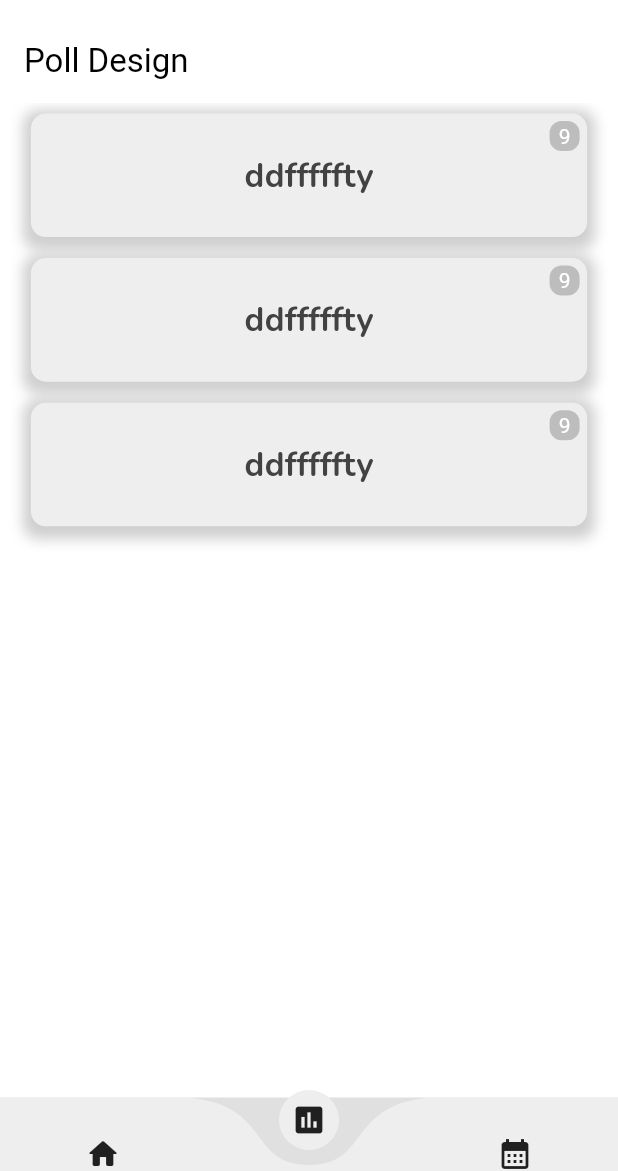
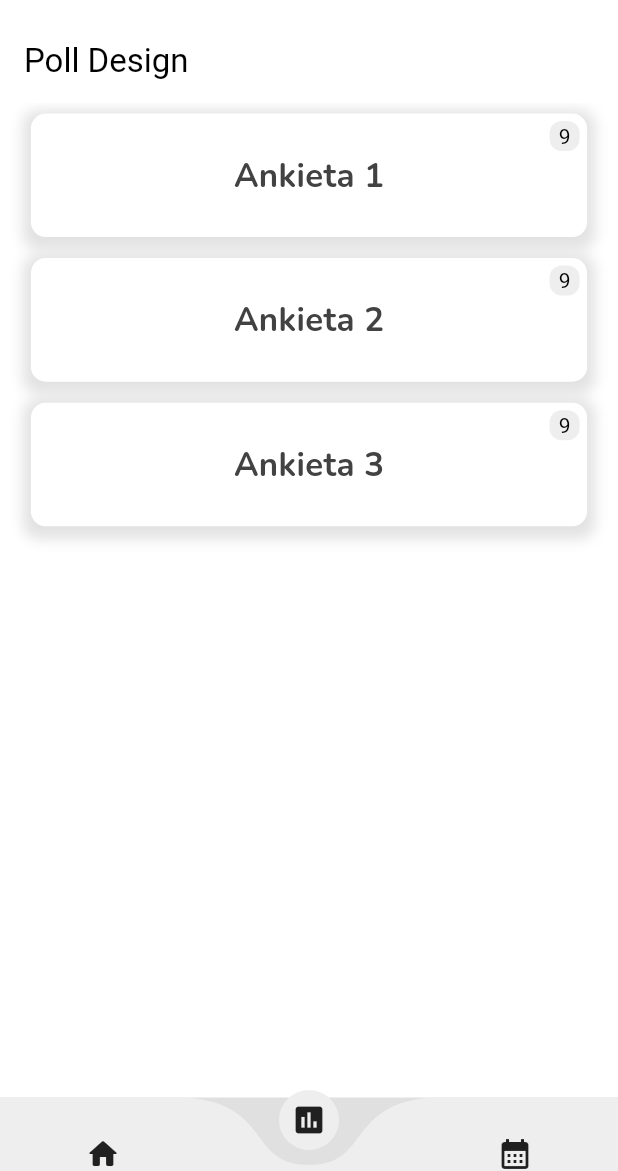
Before and after one commit to Duracyq/malachApp, a Flutter app: the screen it shows once a user with an empty profile is signed in, item 2 of the bottom bar chosen, on a phone screen of 412 x 824 dp, the part 65-1236 px from its top. Run offline on Flutter 3.47's test engine with Material 3 defaults, Android fonts, the phone set to English and light mode, and no system bars; drawn by our look-alikes of curved_navigation_bar; our stand-ins replace cached_network_image, cloud_firestore, firebase_auth, firebase_core, firebase_messaging, firebase_storage and 5 more; missing offline and left inert: dart:ffi, firebase_admin, firebase_app_check; accounts and stored records are empty.

Commit message:
Aktualizacja plików związanych z ankietami

```diff
--- a/workspaces/malachapp/lib/main.dart
+++ b/workspaces/malachapp/lib/main.dart
@@ -8,7 +8,7 @@ import 'package:malachapp/firebase_options.dart';
 import 'package:malachapp/pages/event_page.dart';
 import 'package:malachapp/pages/messaging_page.dart';
 import 'package:malachapp/pages/notification_subs_page.dart';
-import 'package:malachapp/pages/poll_page.dart';
+import 'package:malachapp/pages/Poll/poll_page.dart';
 import 'package:malachapp/themes/dark_mode.dart';
 import 'package:malachapp/themes/light_mode.dart';
 import 'package:firebase_core/firebase_core.dart';
@@ -57,7 +57,9 @@ class _MyAppState extends State<MyApp> {
           '/event': (context) => const EventListPage(),
           '/polls': (context) => const PollList(),
           '/notifications': (context) => NotificationsSubscriptionPage(),
-          '/messages_page': (context) => MessagingPage(groupId: '',),
+          '/messages_page': (context) => MessagingPage(
+                groupId: '',
+              ),
         },
       ),
     );
--- a/workspaces/malachapp/lib/pages/poll_list_design.dart
+++ b/workspaces/malachapp/lib/pages/Poll/poll_list_design.dart
@@ -1,8 +1,10 @@
 import 'package:flutter/material.dart';
 import 'package:malachapp/components/MyText.dart';
-import 'package:malachapp/pages/test_chwilowy.dart';
-
-import 'Poll.dart';
+import 'package:malachapp/pages/Poll/poll.dart';
+import 'package:malachapp/pages/Poll/test_chwilowy.dart';
+import 'package:malachapp/themes/dark_mode.dart';
+import 'package:malachapp/themes/theme_provider.dart';
+import 'package:provider/provider.dart';
 
 class PollDesign extends StatelessWidget {
   const PollDesign({super.key});
@@ -43,12 +45,21 @@ class PollDesign extends StatelessWidget {
                         margin: EdgeInsets.symmetric(vertical: 7),
                         decoration: BoxDecoration(
                           color:
-                              Colors.grey[200], // Zmieniono kolor na jasnoszary
+                              Provider.of<ThemeProvider>(context).themeData ==
+                                      darkMode
+                                  ? Colors.grey[700]
+                                  : Colors.white,
                           borderRadius: BorderRadius.circular(10),
                           boxShadow: [
                             // Dodano cień
                             BoxShadow(
-                              color: Colors.grey.withOpacity(0.5),
+                              color: Provider.of<ThemeProvider>(context)
+                                          .themeData ==
+                                      darkMode
+                                  ? (Colors.grey[750] ?? Colors.grey)
+                                      .withOpacity(0.3)
+                                  : Colors.grey.withOpacity(0.3),
+
                               spreadRadius: 5,
                               blurRadius: 7,
                               offset:
@@ -58,7 +69,7 @@ class PollDesign extends StatelessWidget {
                         ),
                         child: Center(
                           child: MyText(
-                            text: "ddfffffty", //!nazwa calej ankiety
+                            text: "Ankieta 1", //!nazwa calej ankiety
                             rozmiar: 22,
                             waga: FontWeight.w700,
                           ),
@@ -72,80 +83,17 @@ class PollDesign extends StatelessWidget {
                           height: 20,
                           alignment: Alignment.center,
                           decoration: BoxDecoration(
-                            color: Theme.of(context).colorScheme.onSecondary,
+                            color:
+                                Provider.of<ThemeProvider>(context).themeData ==
+                                        darkMode
+                                    ? Colors.grey[600]
+                                    : Colors.grey[200],
                             shape: BoxShape.rectangle,
                             borderRadius: BorderRadius.circular(8),
                           ),
                           child: Text(
                             '9', //! liczba osob w czacie
-                            style: TextStyle(color: Colors.white),
-                          ),
-                        ),
-                      ),
-                    ],
-                  ),
-                ),
-              ),
-            ),
-            Container(
-              width: screenWidth,
-              padding: const EdgeInsets.all(0),
-              alignment: Alignment.topCenter,
-              child: Padding(
-                padding: const EdgeInsets.all(0.0),
-                child: GestureDetector(
-                  onTap: () {
-                    Navigator.push(
-                      context,
-                      MaterialPageRoute(builder: (context) => SurveyScreen()),
-                    );
-                  },
-                  child: Stack(
-                    children: [
-                      Container(
-                        // Dodany kontener zawierający pytanie i odpowiedzi
-                        padding: EdgeInsets.all(10),
-                        height: screenHeight * 0.1,
-                        width: screenWidth * 0.9,
-                        margin: EdgeInsets.symmetric(vertical: 7),
-                        decoration: BoxDecoration(
-                          color:
-                              Colors.grey[200], // Zmieniono kolor na jasnoszary
-                          borderRadius: BorderRadius.circular(10),
-                          boxShadow: [
-                            // Dodano cień
-                            BoxShadow(
-                              color: Colors.grey.withOpacity(0.5),
-                              spreadRadius: 5,
-                              blurRadius: 7,
-                              offset:
-                                  Offset(0, 3), // changes position of shadow
-                            ),
-                          ],
-                        ),
-                        child: Center(
-                          child: MyText(
-                            text: "ddfffffty", //!nazwa calej ankiety
-                            rozmiar: 22,
-                            waga: FontWeight.w700,
-                          ),
-                        ),
-                      ),
-                      Positioned(
-                        right: 5,
-                        top: 12,
-                        child: Container(
-                          width: 20,
-                          height: 20,
-                          alignment: Alignment.center,
-                          decoration: BoxDecoration(
-                            color: Theme.of(context).colorScheme.onSecondary,
-                            shape: BoxShape.rectangle,
-                            borderRadius: BorderRadius.circular(8),
-                          ),
-                          child: Text(
-                            '9', //! liczba osob w czacie
-                            style: TextStyle(color: Colors.white),
+                            style: TextStyle(color: Colors.black),
                           ),
                         ),
                       ),
@@ -165,7 +113,7 @@ class PollDesign extends StatelessWidget {
                     Navigator.push(
                       context,
                       MaterialPageRoute(
-                        builder: (context) => PollDesign(),
+                        builder: (context) => PollDesign1(),
                       ),
                     );
                   },
@@ -179,12 +127,21 @@ class PollDesign extends StatelessWidget {
                         margin: EdgeInsets.symmetric(vertical: 7),
                         decoration: BoxDecoration(
                           color:
-                              Colors.grey[200], // Zmieniono kolor na jasnoszary
+                              Provider.of<ThemeProvider>(context).themeData ==
+                                      darkMode
+                                  ? Colors.grey[700]
+                                  : Colors.white,
                           borderRadius: BorderRadius.circular(10),
                           boxShadow: [
                             // Dodano cień
                             BoxShadow(
-                              color: Colors.grey.withOpacity(0.5),
+                              color: Provider.of<ThemeProvider>(context)
+                                          .themeData ==
+                                      darkMode
+                                  ? (Colors.grey[750] ?? Colors.grey)
+                                      .withOpacity(0.3)
+                                  : Colors.grey.withOpacity(0.3),
+
                               spreadRadius: 5,
                               blurRadius: 7,
                               offset:
@@ -194,7 +151,7 @@ class PollDesign extends StatelessWidget {
                         ),
                         child: Center(
                           child: MyText(
-                            text: "ddfffffty", //!nazwa calej ankiety
+                            text: "Ankieta 2", //!nazwa calej ankiety
                             rozmiar: 22,
                             waga: FontWeight.w700,
                           ),
@@ -208,13 +165,99 @@ class PollDesign extends StatelessWidget {
                           height: 20,
                           alignment: Alignment.center,
                           decoration: BoxDecoration(
-                            color: Theme.of(context).colorScheme.onSecondary,
+                            color:
+                                Provider.of<ThemeProvider>(context).themeData ==
+                                        darkMode
+                                    ? Colors.grey[600]
+                                    : Colors.grey[200],
                             shape: BoxShape.rectangle,
                             borderRadius: BorderRadius.circular(8),
                           ),
                           child: Text(
                             '9', //! liczba osob w czacie
-                            style: TextStyle(color: Colors.white),
+                            style: TextStyle(color: Colors.black),
+                          ),
+                        ),
+                      ),
+                    ],
+                  ),
+                ),
+              ),
+            ),
+            Container(
+              width: screenWidth,
+              padding: const EdgeInsets.all(0),
+              alignment: Alignment.topCenter,
+              child: Padding(
+                padding: const EdgeInsets.all(0.0),
+                child: GestureDetector(
+                  onTap: () {
+                    Navigator.push(
+                      context,
+                      MaterialPageRoute(
+                        builder: (context) => PollDesign1(),
+                      ),
+                    );
+                  },
+                  child: Stack(
+                    children: [
+                      Container(
+                        // Dodany kontener zawierający pytanie i odpowiedzi
+                        padding: EdgeInsets.all(10),
+                        height: screenHeight * 0.1,
+                        width: screenWidth * 0.9,
+                        margin: EdgeInsets.symmetric(vertical: 7),
+                        decoration: BoxDecoration(
+                          color:
+                              Provider.of<ThemeProvider>(context).themeData ==
+                                      darkMode
+                                  ? Colors.grey[700]
+                                  : Colors.white,
+                          borderRadius: BorderRadius.circular(10),
+                          boxShadow: [
+                            // Dodano cień
+                            BoxShadow(
+                              color: Provider.of<ThemeProvider>(context)
+                                          .themeData ==
+                                      darkMode
+                                  ? (Colors.grey[750] ?? Colors.grey)
+                                      .withOpacity(0.3)
+                                  : Colors.grey.withOpacity(0.3),
+
+                              spreadRadius: 5,
+                              blurRadius: 7,
+                              offset:
+                                  Offset(0, 3), // changes position of shadow
+                            ),
+                          ],
+                        ),
+                        child: Center(
+                          child: MyText(
+                            text: "Ankieta 3", //!nazwa calej ankiety
+                            rozmiar: 22,
+                            waga: FontWeight.w700,
+                          ),
+                        ),
+                      ),
+                      Positioned(
+                        right: 5,
+                        top: 12,
+                        child: Container(
+                          width: 20,
+                          height: 20,
+                          alignment: Alignment.center,
+                          decoration: BoxDecoration(
+                            color:
+                                Provider.of<ThemeProvider>(context).themeData ==
+                                        darkMode
+                                    ? Colors.grey[600]
+                                    : Colors.grey[200],
+                            shape: BoxShape.rectangle,
+                            borderRadius: BorderRadius.circular(8),
+                          ),
+                          child: Text(
+                            '9', //! liczba osob w czacie
+                            style: TextStyle(color: Colors.black),
                           ),
                         ),
                       ),
--- a/workspaces/malachapp/lib/pages/home.dart
+++ b/workspaces/malachapp/lib/pages/home.dart
@@ -13,9 +13,9 @@ import 'package:malachapp/pages/creator.dart';
 import 'package:malachapp/pages/event_page.dart';
 import 'package:malachapp/pages/home_home.dart';
 import 'package:malachapp/pages/message_broadcast_page.dart';
-import 'package:malachapp/pages/poll_list_design.dart';
+import 'package:malachapp/pages/Poll/poll_list_design.dart';
 // import 'package:malachapp/pages/home_home.dart';
-import 'package:malachapp/pages/poll_page.dart';
+import 'package:malachapp/pages/Poll/poll_page.dart';
 import 'package:malachapp/services/fb_storage_loader.dart';
 import 'package:malachapp/services/notification_service.dart';
 // import 'package:malachapp/services/notification_service.dart';
```
Also changed, not shown: workspaces/malachapp/lib/pages/Poll/poll.dart (added, +160 -0 lines), workspaces/malachapp/lib/pages/poll.dart (deleted, +0 -218 lines), workspaces/malachapp/lib/themes/light_mode.dart (+7 -0 lines), workspaces/malachapp/lib/pages/Poll/poll_page.dart (renamed from workspaces/malachapp/lib/pages/poll_page.dart), workspaces/malachapp/lib/pages/Poll/test_chwilowy.dart (renamed from workspaces/malachapp/lib/pages/test_chwilowy.dart).
